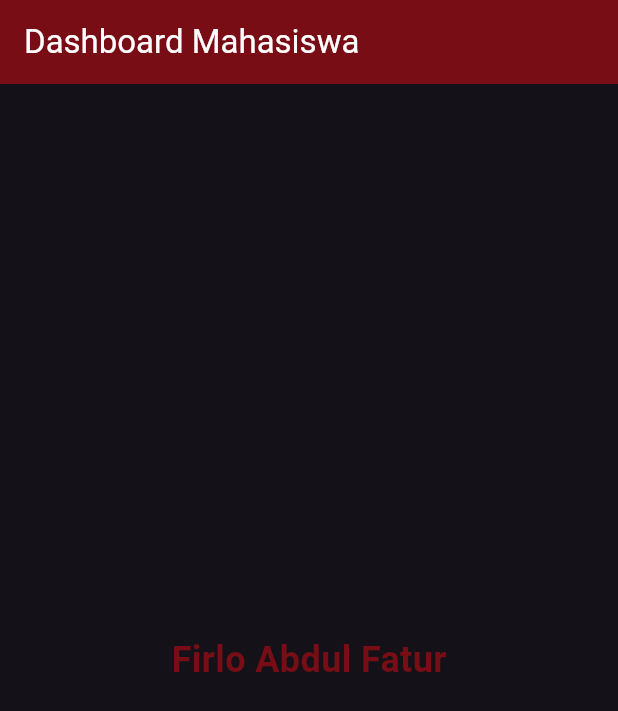
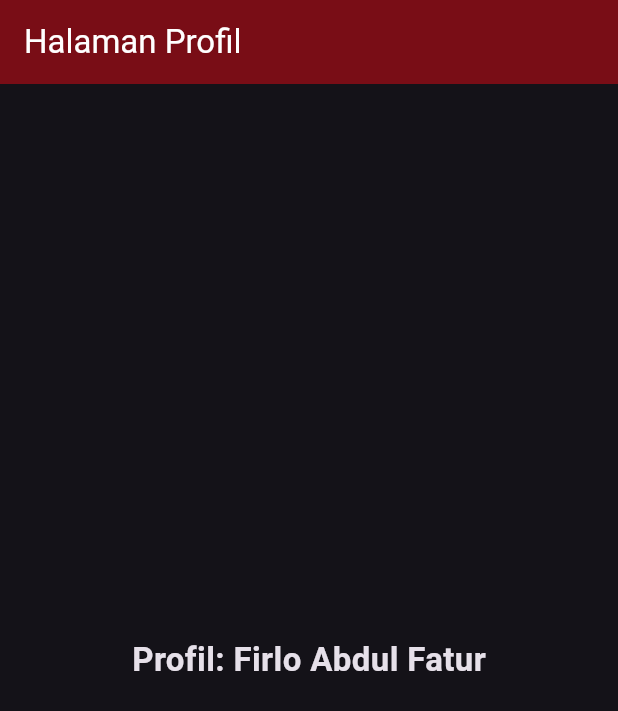
Before and after one commit to firloabdh-dot/latihan05_aplikasimobile, a Flutter app: the screen it shows after launch, on a phone screen of 412 x 824 dp. Shown: the top 711 px of the screen. Run offline on Flutter 3.47's test engine with Material 3 defaults, Android fonts, the phone set to English and light mode, and no system bars.

Commit message:
buat class profile page

```diff
--- a/lib/main.dart
+++ b/lib/main.dart
@@ -20,10 +20,12 @@ class MyApp extends StatelessWidget {
       ),
       darkTheme: ThemeData.dark(),
       themeMode: ThemeMode.dark,
-      home: const MyHomePage(),
+      // Halaman awal diarahkan ke ProfilePage
+      home: const ProfilePage(),
     );
   }
 }
+
 
 class MyHomePage extends StatelessWidget {
   const MyHomePage({super.key});
@@ -36,7 +38,6 @@ class MyHomePage extends StatelessWidget {
         backgroundColor: const Color(0xFF790D16),
         foregroundColor: Colors.white,
       ),
-
       body: const Center(
         child: Text(
           'Firlo Abdul Fatur',
@@ -50,3 +51,27 @@ class MyHomePage extends StatelessWidget {
     );
   }
 }
+
+class ProfilePage extends StatelessWidget {
+  const ProfilePage({super.key});
+
+  @override
+  Widget build(BuildContext context) {
+    return Scaffold(
+      appBar: AppBar(
+        title: const Text('Halaman Profil'),
+        backgroundColor: const Color(0xFF790D16),
+        foregroundColor: Colors.white,
+      ),
+      body: const Center(
+        child: Text(
+          'Profil: Firlo Abdul Fatur',
+          style: TextStyle(
+            fontSize: 22,
+            fontWeight: FontWeight.w600,
+          ),
+        ),
+      ),
+    );
+  }
+}
```
